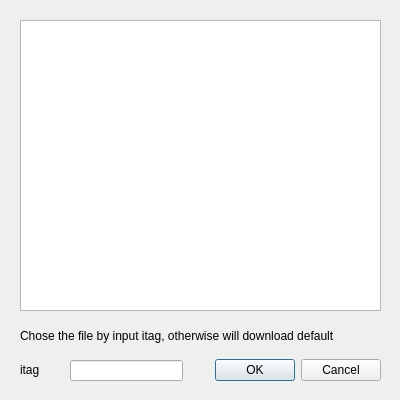
Qt form app/ui/files_list_dialog.ui (ingbyr/vdm) before a commit.
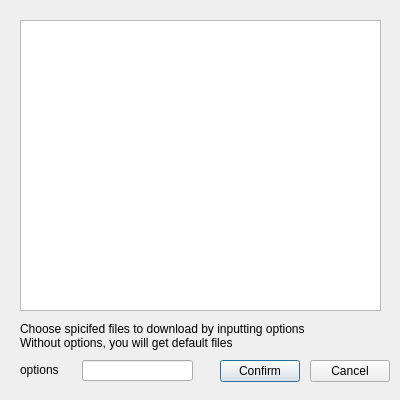
The same form after that commit.

```diff
--- a/app/ui/files_list_dialog.ui
+++ b/app/ui/files_list_dialog.ui
@@ -13,22 +13,6 @@
   <property name="windowTitle">
    <string>Files List</string>
   </property>
-  <widget class="QDialogButtonBox" name="button_box_confirm">
-   <property name="geometry">
-    <rect>
-     <x>210</x>
-     <y>350</y>
-     <width>171</width>
-     <height>40</height>
-    </rect>
-   </property>
-   <property name="orientation">
-    <enum>Qt::Horizontal</enum>
-   </property>
-   <property name="standardButtons">
-    <set>QDialogButtonBox::Cancel|QDialogButtonBox::Ok</set>
-   </property>
-  </widget>
   <widget class="QTextEdit" name="text_files_list">
    <property name="geometry">
     <rect>
@@ -46,13 +30,14 @@
    <property name="geometry">
     <rect>
      <x>20</x>
-     <y>320</y>
+     <y>310</y>
      <width>361</width>
-     <height>31</height>
+     <height>51</height>
     </rect>
    </property>
    <property name="text">
-    <string>Chose the file by input itag, otherwise will download default </string>
+    <string>Choose spicifed files to download by inputting options
+Without options, you will get default files</string>
    </property>
   </widget>
   <widget class="QLabel" name="label_2">
@@ -60,24 +45,50 @@
     <rect>
      <x>20</x>
      <y>360</y>
-     <width>31</width>
+     <width>51</width>
      <height>20</height>
     </rect>
    </property>
    <property name="text">
-    <string>itag</string>
+    <string>options</string>
    </property>
   </widget>
   <widget class="QLineEdit" name="line_edit_itag">
    <property name="geometry">
     <rect>
-     <x>70</x>
+     <x>82</x>
      <y>360</y>
-     <width>113</width>
+     <width>111</width>
      <height>21</height>
     </rect>
    </property>
   </widget>
+  <widget class="QPushButton" name="push_button_confirm">
+   <property name="geometry">
+    <rect>
+     <x>220</x>
+     <y>360</y>
+     <width>80</width>
+     <height>22</height>
+    </rect>
+   </property>
+   <property name="text">
+    <string>Confirm</string>
+   </property>
+  </widget>
+  <widget class="QPushButton" name="push_button_cancel">
+   <property name="geometry">
+    <rect>
+     <x>310</x>
+     <y>360</y>
+     <width>80</width>
+     <height>22</height>
+    </rect>
+   </property>
+   <property name="text">
+    <string>Cancel</string>
+   </property>
+  </widget>
  </widget>
  <resources/>
  <connections>
```
Left out of the diff: 37 changed lines with no effect on the pictures.
